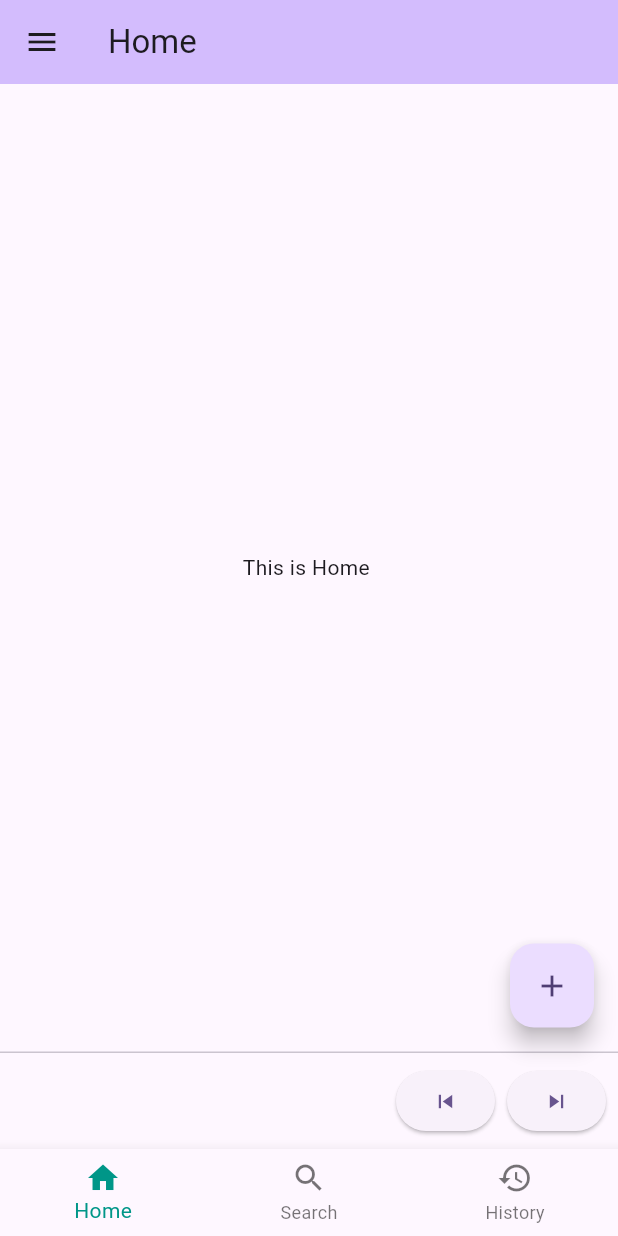
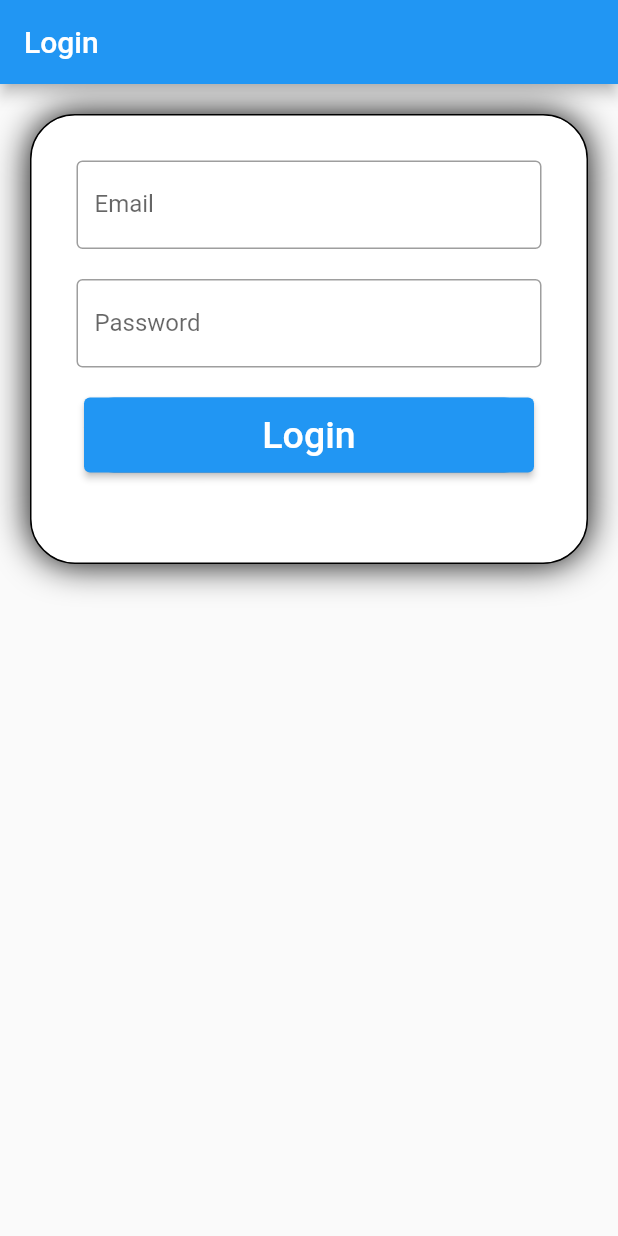
Before and after one commit to dkr91/hello_flutter, a Flutter app: the screen it shows after launch, on a phone screen of 412 x 824 dp. Run offline on Flutter 3.47's test engine with Material 2 defaults, Android fonts, the phone set to English and light mode, and no system bars; our stand-ins replace percent_indicator, shared_preferences.

```diff
--- /dev/null
+++ b/lib/login.dart
@@ -0,0 +1,99 @@
+import 'package:flutter/cupertino.dart';
+import 'package:flutter/material.dart';
+import 'package:shared_preferences/shared_preferences.dart';
+
+import 'main.dart';
+
+class MyLogin extends StatelessWidget {
+  @override
+  Widget build(BuildContext context) {
+    return MaterialApp(
+      title: 'Flutter Demo',
+      theme: ThemeData(
+        primarySwatch: Colors.blue,
+      ),
+      home: Login(),
+    );
+  }
+}
+
+class Login extends StatefulWidget {
+  @override
+  State<StatefulWidget> createState() {
+    return _LoginState();
+  }
+}
+
+class _LoginState extends State<Login> {
+  String _user_id = "";
+
+  void doLogin() async {
+    //later, we use web service here to check the user id and password
+    final prefs = await SharedPreferences.getInstance();
+    prefs.setString("user_id", _user_id);
+    main();
+  }
+
+  @override
+  Widget build(BuildContext context) {
+    return Scaffold(
+        appBar: AppBar(
+          title: Text('Login'),
+        ),
+        body: Container(
+          height: 300,
+          margin: EdgeInsets.all(20),
+          padding: EdgeInsets.all(20),
+          decoration: BoxDecoration(
+              borderRadius: BorderRadius.all(Radius.circular(30)),
+              border: Border.all(width: 1),
+              color: Colors.white,
+              boxShadow: [BoxShadow(blurRadius: 20)]),
+          child: Column(
+              children: [
+                Padding(
+                  padding: EdgeInsets.all(10),
+                  child: TextField(
+                    onChanged: (v) {
+                      _user_id = v;
+                    },
+                    decoration: InputDecoration(
+                        border: OutlineInputBorder(),
+                        labelText: 'Email',
+                        hintText: 'Enter valid email id as abc@gmail.com'),
+                  ),
+                ),
+                Padding(
+                  padding: EdgeInsets.all(10),
+                  //padding: EdgeInsets.symmetric(horizontal: 15),
+                  child: TextField(
+                    obscureText: true,
+                    decoration: InputDecoration(
+                        border: OutlineInputBorder(),
+                        labelText: 'Password',
+                        hintText: 'Enter secure password'),
+                  ),
+                ),
+                Padding(
+                    padding: EdgeInsets.all(10),
+                    child: Container(
+                      height: 50,
+                      width: 300,
+                      decoration: BoxDecoration(
+                          color: Colors.blue,
+                          borderRadius: BorderRadius.circular(20)),
+                      child: ElevatedButton(
+                        onPressed: () {
+                          doLogin();
+                        },
+                        child: Text(
+                          'Login',
+                          style: TextStyle(color: Colors.white, fontSize: 25),
+                        ),
+                      ),
+                    )),
+              ]
+          ),
+        ));
+  }
+}
--- a/pubspec.yaml
+++ b/pubspec.yaml
@@ -36,6 +36,7 @@ dependencies:
   # Use with the CupertinoIcons class for iOS style icons.
   cupertino_icons: ^1.0.2
   percent_indicator: ^4.2.2
+  shared_preferences: ^2.0.15
 
 
 dev_dependencies:
```
Also changed, not shown: lib/main.dart (+46 -2 lines), pubspec.lock, 1 other file.
